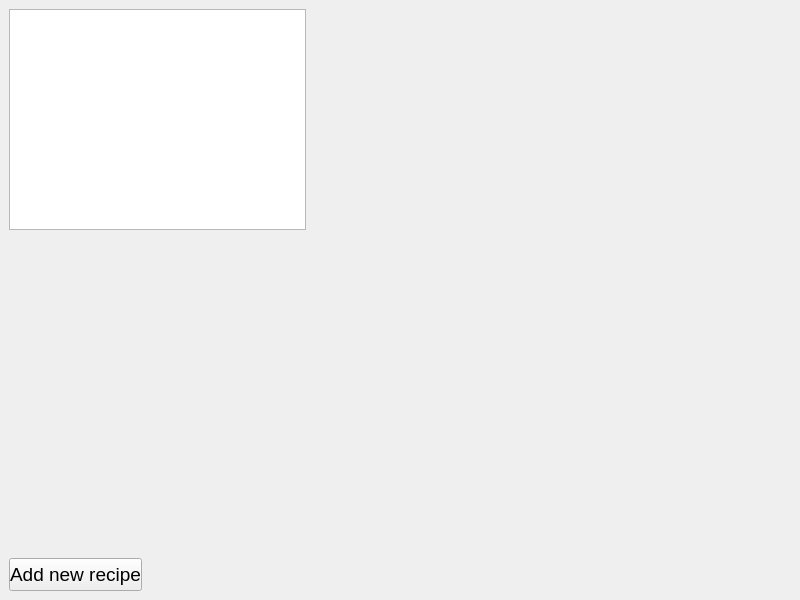
This is widget.ui in oimp9gr/control_test_2_1 as Qt 5 draws it before an edit. The edited form follows.
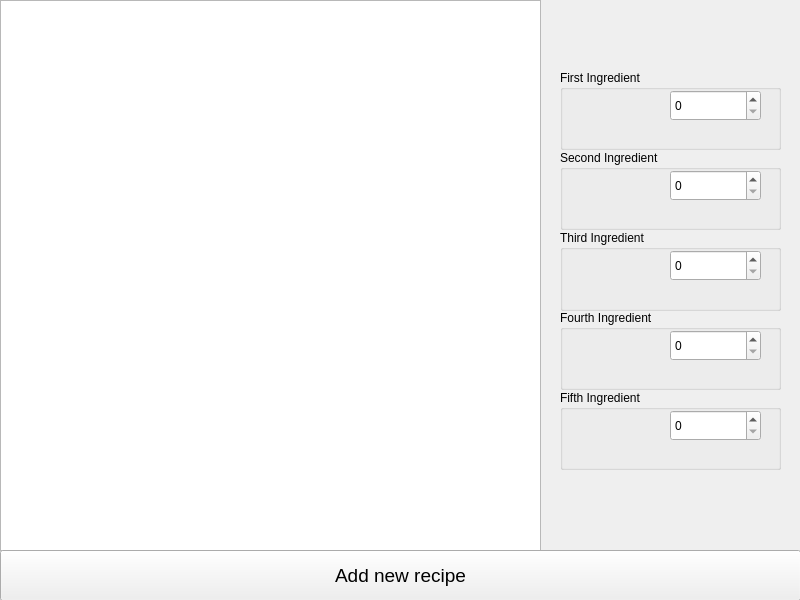
This is the edited form.

Patch:
```diff
--- a/widget.ui
+++ b/widget.ui
@@ -16,10 +16,10 @@
   <widget class="QSplitter" name="splitter">
    <property name="geometry">
     <rect>
-     <x>9</x>
-     <y>9</y>
-     <width>297</width>
-     <height>221</height>
+     <x>0</x>
+     <y>0</y>
+     <width>541</width>
+     <height>551</height>
     </rect>
    </property>
    <property name="orientation">
@@ -42,10 +42,10 @@
   <widget class="QPushButton" name="pushButton">
    <property name="geometry">
     <rect>
-     <x>9</x>
-     <y>558</y>
-     <width>133</width>
-     <height>33</height>
+     <x>0</x>
+     <y>550</y>
+     <width>801</width>
+     <height>51</height>
     </rect>
    </property>
    <property name="font">
@@ -57,6 +57,199 @@
     <string>Add new recipe</string>
    </property>
   </widget>
+  <widget class="QLabel" name="label_name">
+   <property name="geometry">
+    <rect>
+     <x>560</x>
+     <y>30</y>
+     <width>201</width>
+     <height>31</height>
+    </rect>
+   </property>
+   <property name="text">
+    <string/>
+   </property>
+  </widget>
+  <widget class="QGroupBox" name="groupBox">
+   <property name="geometry">
+    <rect>
+     <x>560</x>
+     <y>70</y>
+     <width>221</width>
+     <height>80</height>
+    </rect>
+   </property>
+   <property name="title">
+    <string>First Ingredient</string>
+   </property>
+   <widget class="QSpinBox" name="spinBox">
+    <property name="geometry">
+     <rect>
+      <x>110</x>
+      <y>20</y>
+      <width>91</width>
+      <height>31</height>
+     </rect>
+    </property>
+   </widget>
+   <widget class="QLabel" name="label">
+    <property name="geometry">
+     <rect>
+      <x>10</x>
+      <y>20</y>
+      <width>91</width>
+      <height>31</height>
+     </rect>
+    </property>
+    <property name="text">
+     <string/>
+    </property>
+   </widget>
+  </widget>
+  <widget class="QGroupBox" name="groupBox_3">
+   <property name="geometry">
+    <rect>
+     <x>560</x>
+     <y>150</y>
+     <width>221</width>
+     <height>80</height>
+    </rect>
+   </property>
+   <property name="title">
+    <string>Second Ingredient</string>
+   </property>
+   <widget class="QSpinBox" name="spinBox_3">
+    <property name="geometry">
+     <rect>
+      <x>110</x>
+      <y>20</y>
+      <width>91</width>
+      <height>31</height>
+     </rect>
+    </property>
+   </widget>
+   <widget class="QLabel" name="label_3">
+    <property name="geometry">
+     <rect>
+      <x>10</x>
+      <y>20</y>
+      <width>91</width>
+      <height>31</height>
+     </rect>
+    </property>
+    <property name="text">
+     <string/>
+    </property>
+   </widget>
+  </widget>
+  <widget class="QGroupBox" name="groupBox_4">
+   <property name="geometry">
+    <rect>
+     <x>560</x>
+     <y>390</y>
+     <width>221</width>
+     <height>80</height>
+    </rect>
+   </property>
+   <property name="title">
+    <string>Fifth Ingredient</string>
+   </property>
+   <widget class="QSpinBox" name="spinBox_5">
+    <property name="geometry">
+     <rect>
+      <x>110</x>
+      <y>20</y>
+      <width>91</width>
+      <height>31</height>
+     </rect>
+    </property>
+   </widget>
+   <widget class="QLabel" name="label_5">
+    <property name="geometry">
+     <rect>
+      <x>10</x>
+      <y>20</y>
+      <width>91</width>
+      <height>31</height>
+     </rect>
+    </property>
+    <property name="text">
+     <string/>
+    </property>
+   </widget>
+  </widget>
+  <widget class="QGroupBox" name="groupBox_5">
+   <property name="geometry">
+    <rect>
+     <x>560</x>
+     <y>310</y>
+     <width>221</width>
+     <height>80</height>
+    </rect>
+   </property>
+   <property name="title">
+    <string>Fourth Ingredient</string>
+   </property>
+   <widget class="QSpinBox" name="spinBox_6">
+    <property name="geometry">
+     <rect>
+      <x>110</x>
+      <y>20</y>
+      <width>91</width>
+      <height>31</height>
+     </rect>
+    </property>
+   </widget>
+   <widget class="QLabel" name="label_6">
+    <property name="geometry">
+     <rect>
+      <x>10</x>
+      <y>20</y>
+      <width>91</width>
+      <height>31</height>
+     </rect>
+    </property>
+    <property name="text">
+     <string/>
+    </property>
+   </widget>
+  </widget>
+  <widget class="QGroupBox" name="groupBox_2">
+   <property name="geometry">
+    <rect>
+     <x>560</x>
+     <y>230</y>
+     <width>221</width>
+     <height>81</height>
+    </rect>
+   </property>
+   <property name="title">
+    <string>Third Ingredient</string>
+   </property>
+   <widget class="QSpinBox" name="spinBox_4">
+    <property name="geometry">
+     <rect>
+      <x>110</x>
+      <y>20</y>
+      <width>91</width>
+      <height>31</height>
+     </rect>
+    </property>
+   </widget>
+   <widget class="QLabel" name="label_4">
+    <property name="geometry">
+     <rect>
+      <x>10</x>
+      <y>20</y>
+      <width>91</width>
+      <height>31</height>
+     </rect>
+    </property>
+    <property name="text">
+     <string/>
+    </property>
+   </widget>
+  </widget>
  </widget>
  <resources/>
  <connections/>
```
